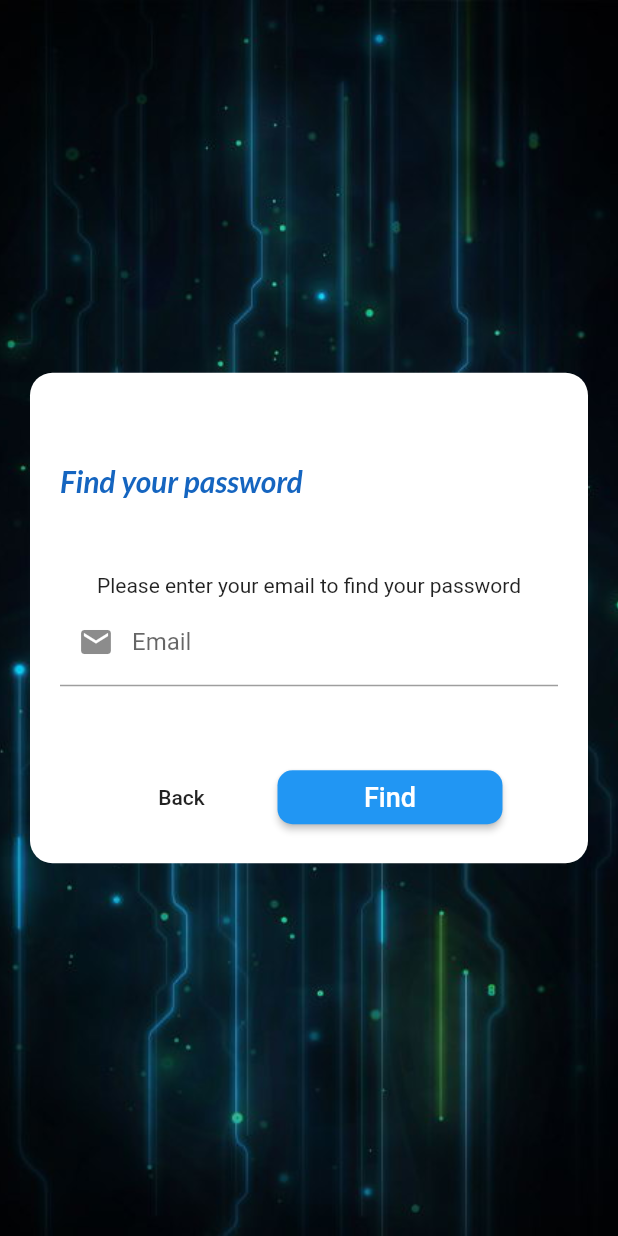
After one commit to nnduong0358957/TaskManager, a Flutter app: the screen it shows after launch, after a tap on "Forgot password?", on a phone screen of 412 x 824 dp. The commit adds this screen. Run offline on Flutter 3.47's test engine with Material 2 defaults, Android fonts, the phone set to English and light mode, and no system bars; our stand-ins replace connectivity, email_validator, firebase_auth, firebase_core, firebase_database, firebase_messaging and 8 more; missing offline and left inert: cron; accounts and stored records are empty.

Commit message:
Thêm nút forgot password ở trang login

```diff
--- /dev/null
+++ b/lib/screens/login_page/forgot_pass.dart
@@ -0,0 +1,179 @@
+import 'package:firebase_auth/firebase_auth.dart';
+import 'package:flutter/material.dart';
+import 'package:email_validator/email_validator.dart';
+import 'package:google_fonts/google_fonts.dart';
+import 'package:todo_list_app/constants.dart';
+
+class ForgotPass extends StatefulWidget {
+  @override
+  _ForgotPassState createState() => _ForgotPassState();
+}
+
+class _ForgotPassState extends State<ForgotPass> {
+  FirebaseAuth auth = FirebaseAuth.instance;
+
+  GlobalKey<FormState> _formState = GlobalKey<FormState>();
+  String _email;
+  bool error;
+
+  @override
+  Widget build(BuildContext context) {
+    return MaterialApp(
+      theme: ThemeData(
+        primarySwatch: kPrimaryColor,
+      ),
+      home: SafeArea(
+        child: Scaffold(
+          body: Container(
+            decoration: BoxDecoration(
+                image: DecorationImage(
+                    image: AssetImage("assets/images/bg_login.jpg"),
+                    fit: BoxFit.cover)),
+            child: Padding(
+              padding: const EdgeInsets.all(20.0),
+              child: Center(
+                child: Container(
+                  decoration: BoxDecoration(
+                      color: Colors.white,
+                      borderRadius: BorderRadius.circular(15)),
+                  child: SingleChildScrollView(
+                    child: Padding(
+                      padding: const EdgeInsets.only(left: 20.0, right: 20.0),
+                      child: Column(
+                        mainAxisAlignment: MainAxisAlignment.center,
+                        mainAxisSize: MainAxisSize.min,
+                        crossAxisAlignment: CrossAxisAlignment.start,
+                        children: [
+                          Padding(
+                            padding:
+                                const EdgeInsets.only(bottom: 50.0, top: 60),
+                            child: Text(
+                              'Find your password',
+                              style: GoogleFonts.lato(
+                                  fontSize: 20,
+                                  fontWeight: FontWeight.w700,
+                                  fontStyle: FontStyle.italic,
+                                  color: Colors.blue[800]),
+                            ),
+                          ),
+                          Form(
+                            key: _formState,
+                            autovalidateMode: AutovalidateMode.disabled,
+                            child: Column(
+                              children: [
+                                Text(
+                                    "Please enter your email to find your password"),
+                                TextFormField(
+                                    decoration: InputDecoration(
+                                      prefixIcon: Icon(Icons.email),
+                                      labelText: 'Email',
+                                    ),
+                                    onSaved: (newValue) {
+                                      _email = newValue;
+                                    },
+                                    validator: (value) => value.isEmpty
+                                        ? "Please enter the email"
+                                        : EmailValidator.validate(value)
+                                            ? null
+                                            : "Invalid email"),
+                                Padding(
+                                  padding: const EdgeInsets.only(
+                                      top: 50, bottom: 20),
+                                  child: Row(
+                                    mainAxisAlignment: MainAxisAlignment.center,
+                                    children: [
+                                      Padding(
+                                          padding:
+                                              const EdgeInsets.only(right: 20),
+                                          child: FlatButton(
+                                            onPressed: () =>
+                                                Navigator.pop(context),
+                                            child: Text("Back"),
+                                          )),
+                                      ButtonTheme(
+                                        minWidth: 150,
+                                        child: RaisedButton(
+                                          textColor: kTextColor,
+                                          shape: RoundedRectangleBorder(
+                                              borderRadius:
+                                                  BorderRadius.circular(10)),
+                                          child: Text(
+                                            'Find',
+                                            style: TextStyle(fontSize: 18),
+                                          ),
+                                          color: kPrimaryColor,
+                                          onPressed: () async {
+                                            if (_formState.currentState
+                                                .validate()) {
+                                              _formState.currentState.save();
+                                              await auth
+                                                  .sendPasswordResetEmail(
+                                                      email: _email)
+                                                  .catchError((e) {
+                                                if (e.code ==
+                                                    "too-many-requests") {
+                                                  _showAlertDialog(context,
+                                                      "You requests too much. Please try again later.");
+                                                  setState(() {
+                                                    error = true;
+                                                  });
+                                                }
+                                              });
+                                              if (error != true)
+                                                _showDialogResetPass(context);
+                                            }
+                                          },
+                                        ),
+                                      ),
+                                    ],
+                                  ),
+                                ),
+                              ],
+                            ),
+                          ),
+                        ],
+                      ),
+                    ),
+                  ),
+                ),
+              ),
+            ),
+          ),
+        ),
+      ),
+    );
+  }
+
+  // Thông báo reset password
+  void _showDialogResetPass(BuildContext context) {
+    AlertDialog alertDialog = AlertDialog(
+      content: Text(
+          "An email will be sent to your email.\nPlease change the password there."),
+      actions: [
+        FlatButton(onPressed: () => Navigator.pop(context), child: Text('Ok'))
+      ],
+    );
+    showDialog(
+      context: context,
+      builder: (context) => alertDialog,
+    );
+  }
+
+  void _showAlertDialog(BuildContext context, String content) {
+    AlertDialog alertDialog = AlertDialog(
+      title: Container(
+        width: 100,
+        height: 100,
+        child: Image.asset("assets/images/warning.png"),
+      ),
+      content: Text(content),
+      actions: [
+        FlatButton(onPressed: () => Navigator.pop(context), child: Text('Ok'))
+      ],
+    );
+    showDialog(
+      context: context,
+      builder: (context) => alertDialog,
+    );
+  }
+}
--- a/lib/screens/login_page/login.dart
+++ b/lib/screens/login_page/login.dart
@@ -7,6 +7,7 @@ import 'package:google_sign_in/google_sign_in.dart';
 import 'package:firebase_database/firebase_database.dart';
 import 'package:todo_list_app/components/color_loader_2.dart';
 import 'package:todo_list_app/screens/home_page/home.dart';
+import 'package:todo_list_app/screens/login_page/forgot_pass.dart';
 import 'package:todo_list_app/screens/login_page/signUp.dart';
 import 'package:todo_list_app/constants.dart';
 import 'package:connectivity/connectivity.dart';
@@ -143,6 +144,19 @@ class _MyLoginPageState extends State<MyLoginPage> {
                             ),
                             SizedBox(
                               height: 30,
+                            ),
+                            FlatButton(
+                              onPressed: () {
+                                Navigator.push(context,
+                                    MaterialPageRoute(builder: (context) {
+                                  // do something
+                                  return ForgotPass();
+                                }));
+                              },
+                              child: Text(
+                                "Forgot password?",
+                                style: TextStyle(color: kPrimaryColor),
+                              ),
                             ),
                             FlatButton(
                               onPressed: () {
```
